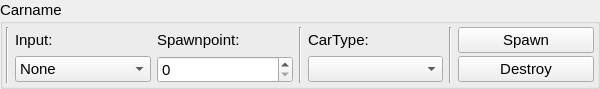
Old version of the form modules/carlainterface/action/vehicletab.ui in the repository tud-hri/joan.
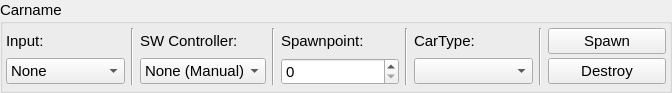
New version of the form.

Commit message: PD controller settings and a first attempt to connect hw manager, sw controller and carla interface

What changed in the file:
```diff
--- a/modules/carlainterface/action/vehicletab.ui
+++ b/modules/carlainterface/action/vehicletab.ui
@@ -6,8 +6,8 @@
    <rect>
     <x>0</x>
     <y>0</y>
-    <width>600</width>
-    <height>81</height>
+    <width>672</width>
+    <height>93</height>
    </rect>
   </property>
   <property name="windowTitle">
@@ -58,17 +58,14 @@
       <property name="verticalSpacing">
        <number>3</number>
       </property>
-      <item row="0" column="0" rowspan="2">
-       <widget class="Line" name="line">
-        <property name="orientation">
-         <enum>Qt::Vertical</enum>
+      <item row="0" column="10">
+       <widget class="QPushButton" name="btn_spawn">
+        <property name="text">
+         <string>Spawn</string>
         </property>
        </widget>
       </item>
-      <item row="1" column="2">
-       <widget class="QSpinBox" name="spin_spawn_points"/>
-      </item>
-      <item row="0" column="2">
+      <item row="0" column="5">
        <widget class="QLabel" name="lblSpawnpoints">
         <property name="font">
          <font>
@@ -81,48 +78,37 @@
         </property>
        </widget>
       </item>
-      <item row="0" column="4">
-       <widget class="QLabel" name="label">
-        <property name="text">
-         <string>CarType:</string>
-        </property>
-       </widget>
-      </item>
-      <item row="1" column="4">
-       <widget class="QComboBox" name="comboCartype"/>
-      </item>
-      <item row="0" column="3" rowspan="2">
+      <item row="0" column="6" rowspan="2">
        <widget class="Line" name="line_2">
         <property name="orientation">
          <enum>Qt::Vertical</enum>
         </property>
        </widget>
       </item>
-      <item row="0" column="7">
-       <widget class="QPushButton" name="btn_spawn">
-        <property name="text">
-         <string>Spawn</string>
-        </property>
-       </widget>
-      </item>
-      <item row="0" column="5" rowspan="2">
-       <widget class="Line" name="line_3">
-        <property name="orientation">
-         <enum>Qt::Vertical</enum>
-        </property>
-       </widget>
-      </item>
       <item row="1" column="7">
+       <widget class="QComboBox" name="comboCartype"/>
+      </item>
+      <item row="0" column="7">
+       <widget class="QLabel" name="label">
+        <property name="text">
+         <string>CarType:</string>
+        </property>
+       </widget>
+      </item>
+      <item row="1" column="5">
+       <widget class="QSpinBox" name="spin_spawn_points"/>
+      </item>
+      <item row="1" column="10">
        <widget class="QPushButton" name="btn_destroy">
         <property name="text">
          <string>Destroy</string>
         </property>
        </widget>
       </item>
-      <item row="0" column="1">
-       <widget class="QLabel" name="lblInput">
-        <property name="text">
-         <string>Input:</string>
+      <item row="0" column="8" rowspan="2">
+       <widget class="Line" name="line_3">
+        <property name="orientation">
+         <enum>Qt::Vertical</enum>
         </property>
        </widget>
       </item>
@@ -135,6 +121,43 @@
         </item>
        </widget>
       </item>
+      <item row="0" column="1">
+       <widget class="QLabel" name="lblInput">
+        <property name="text">
+         <string>Input:</string>
+        </property>
+       </widget>
+      </item>
+      <item row="0" column="2" rowspan="2">
+       <widget class="Line" name="line">
+        <property name="orientation">
+         <enum>Qt::Vertical</enum>
+        </property>
+       </widget>
+      </item>
+      <item row="0" column="3">
+       <widget class="QLabel" name="label_2">
+        <property name="text">
+         <string>SW Controller:</string>
+        </property>
+       </widget>
+      </item>
+      <item row="0" column="4" rowspan="2">
+       <widget class="Line" name="line_4">
+        <property name="orientation">
+         <enum>Qt::Vertical</enum>
+        </property>
+       </widget>
+      </item>
+      <item row="1" column="3">
+       <widget class="QComboBox" name="combo_sw_controller">
+        <item>
+         <property name="text">
+          <string>None (Manual)</string>
+         </property>
+        </item>
+       </widget>
+      </item>
      </layout>
     </widget>
    </item>
```
The commit also changes 11 other files.
